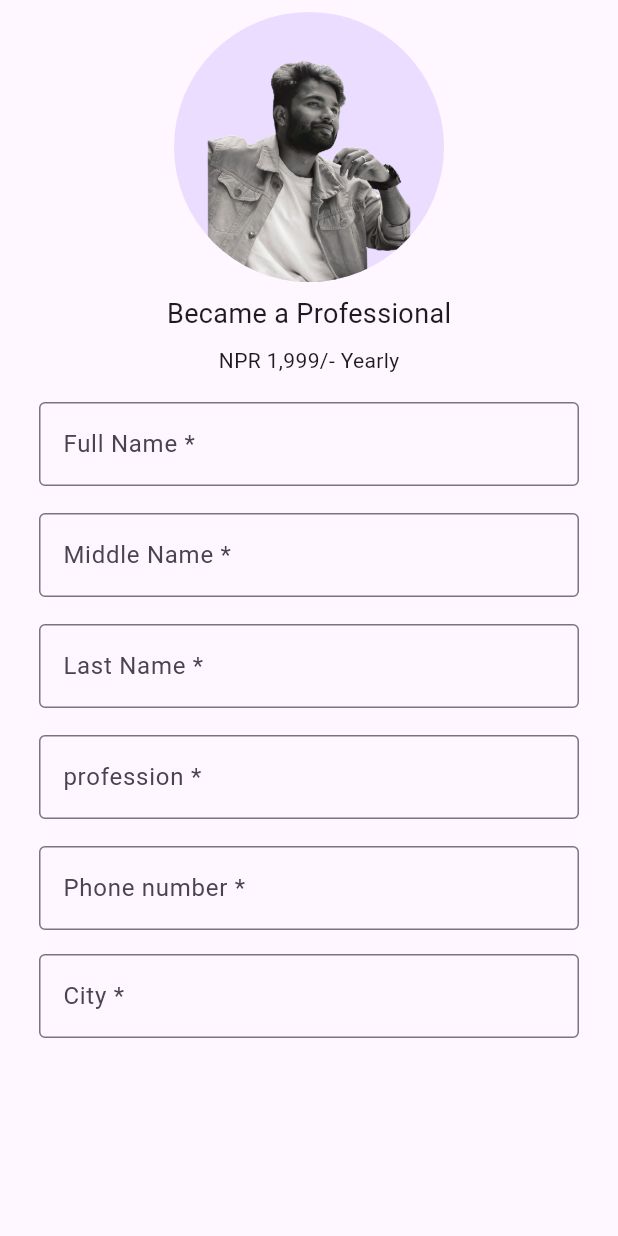
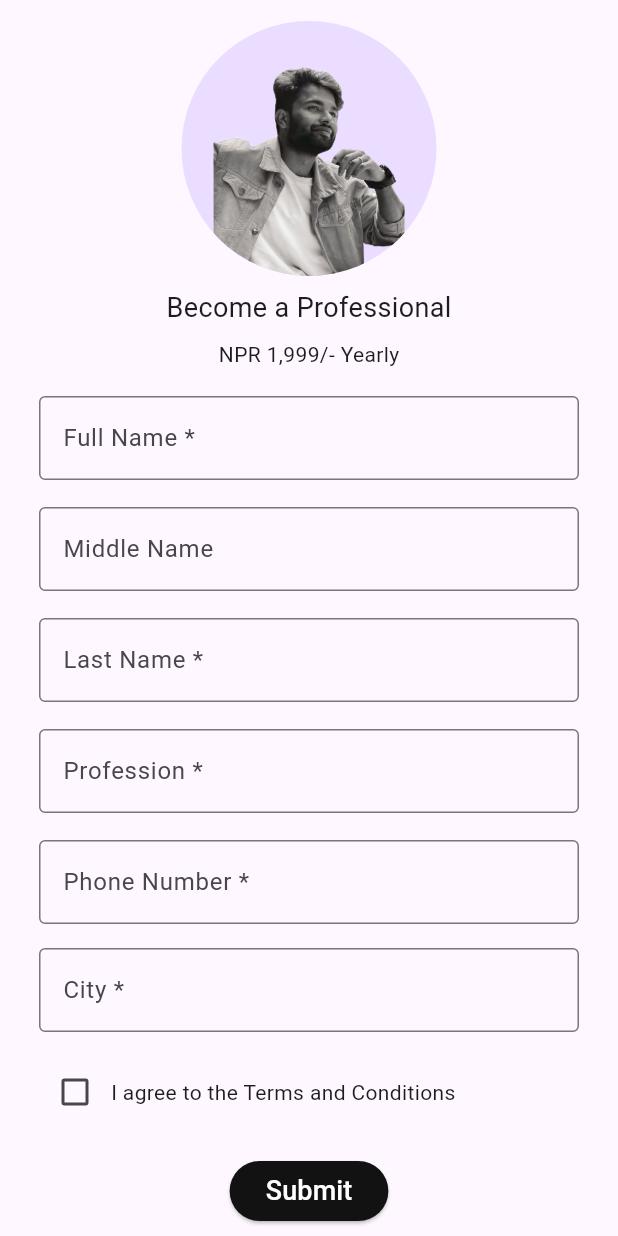
Before and after one commit to Indeshsingh/sriyog, a Flutter app: the JoinScreen screen opened directly, on a phone screen of 412 x 824 dp. Run offline on Flutter 3.47's test engine with Material 3 defaults, Android fonts, the phone set to English and light mode, and no system bars.

Commit message:
added checkbox and submit button

```diff
--- a/lib/screens/join_screen.dart
+++ b/lib/screens/join_screen.dart
@@ -1,61 +1,75 @@
+// ignore_for_file: prefer_const_constructors
+
 import 'package:flutter/material.dart';
-import 'package:flutter/widgets.dart';
 
-class JoinScreen extends StatelessWidget {
+class JoinScreen extends StatefulWidget {
   const JoinScreen({super.key});
 
   @override
+  State<JoinScreen> createState() => _JoinScreenState();
+}
+
+class _JoinScreenState extends State<JoinScreen> {
+  bool valueFirst = false; // Define the boolean variable
+  final TextEditingController _name = TextEditingController();
+
+  @override
   Widget build(BuildContext context) {
-    return const Scaffold(
+    return Scaffold(
       body: Center(
         child: Padding(
-          padding: EdgeInsets.only(left: 18.0, right: 18.0),
+          padding: const EdgeInsets.only(left: 18.0, right: 18.0),
+          child: SingleChildScrollView(
             child: Column(
               children: [
-              Padding(
+                const Padding(
                   padding: EdgeInsets.all(8.0),
                   child: CircleAvatar(
                     backgroundImage: AssetImage('assets/logo.png'),
-                  radius: 90,
+                    radius: 85,
                   ),
                 ),
-              Text(
-                'Became a Professional',
+                const Text(
+                  'Become a Professional',
                   style: TextStyle(fontSize: 18),
                 ),
-              SizedBox(
+                const SizedBox(
                   height: 8,
                 ),
-              Text('NPR 1,999/- Yearly'),
-              SizedBox(
+                const Text('NPR 1,999/- Yearly'),
+                const SizedBox(
                   height: 10,
                 ),
                 Padding(
                   padding: EdgeInsets.all(8.0),
                   child: TextField(
+                    controller: _name,
                     decoration: InputDecoration(
                       labelText: 'Full Name *',
                       border: OutlineInputBorder(),
                     ),
                   ),
                 ),
-              SizedBox(
+                const SizedBox(
                   height: 2,
                 ),
-              Padding(
+                const Padding(
                   padding: EdgeInsets.all(8.0),
                   child: TextField(
+                    obscureText: true,
+                    //keyboardType: TextInputType.number,
+
                     decoration: InputDecoration(
-                    labelText: 'Middle Name *',
+                      labelText: 'Middle Name ',
                       focusColor: Colors.red,
                       border: OutlineInputBorder(),
                     ),
                   ),
                 ),
-              SizedBox(
+                const SizedBox(
                   height: 2,
                 ),
-              Padding(
+                const Padding(
                   padding: EdgeInsets.all(8.0),
                   child: TextField(
                     decoration: InputDecoration(
@@ -64,31 +78,36 @@ class JoinScreen extends StatelessWidget {
                     ),
                   ),
                 ),
-              SizedBox(
+                const SizedBox(
+                  height: 2,
+                ),
+                const Padding(
+                  padding: EdgeInsets.all(8.0),
+                  child: TextField(
+                    decoration: InputDecoration(
+                      labelText: 'Profession *',
+                      border: OutlineInputBorder(),
+                    ),
+                  ),
+                ),
+                const SizedBox(
                   height: 2,
                 ),
                 Padding(
                   padding: EdgeInsets.all(8.0),
                   child: TextField(
+                    obscureText: true,
+                    focusNode: FocusNode(
+                      canRequestFocus: true,
+                    ),
+                    keyboardType: TextInputType.number,
                     decoration: InputDecoration(
-                    labelText: 'profession *',
+                      labelText: 'Phone Number *',
                       border: OutlineInputBorder(),
                     ),
                   ),
                 ),
-              SizedBox(
-                height: 2,
-              ),
-              Padding(
-                padding: EdgeInsets.all(8.0),
-                child: TextField(
-                  decoration: InputDecoration(
-                    labelText: 'Phone number *',
-                    border: OutlineInputBorder(),
-                  ),
-                ),
-              ),
-              Padding(
+                const Padding(
                   padding: EdgeInsets.all(8.0),
                   child: TextField(
                     decoration: InputDecoration(
@@ -96,8 +115,49 @@ class JoinScreen extends StatelessWidget {
                       border: OutlineInputBorder(),
                     ),
                   ),
-              )
+                ),
+                Padding(
+                  padding: const EdgeInsets.all(8.0),
+                  child: Row(
+                    children: [
+                      Checkbox(
+                        value: valueFirst,
+                        onChanged: (bool? value) {
+                          setState(() {
+                            valueFirst = value!;
+                          });
+                        },
+                      ),
+                      const Text('I agree to the Terms and Conditions'),
                     ],
+                  ),
+                ),
+                const SizedBox(
+                  height: 10,
+                ),
+                ElevatedButton(
+                  style: ButtonStyle(
+                    backgroundColor:
+                        WidgetStatePropertyAll(Color.fromARGB(255, 19, 18, 18)),
+                    //mouseCursor: WidgetStatePropertyAll()
+                  ),
+                  onPressed: () {
+                    if (valueFirst) {
+                      print("Form Submitted");
+                    } else {
+                      print("Please agree to the terms and conditions");
+                    }
+                  },
+                  child: Text(
+                    'Submit',
+                    style: TextStyle(
+                      color: Colors.white,
+                      fontSize: 18,
+                    ),
+                  ),
+                ),
+              ],
+            ),
           ),
         ),
       ),
```
Lines whose indentation alone changed are shown as unchanged.
